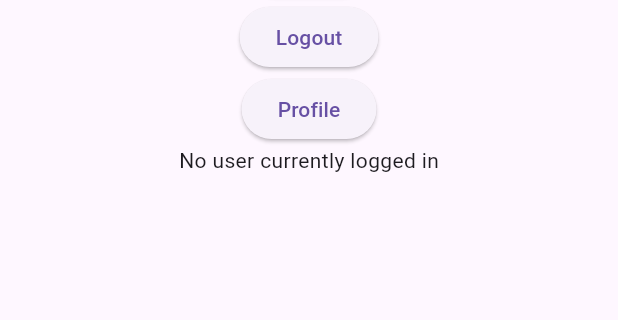
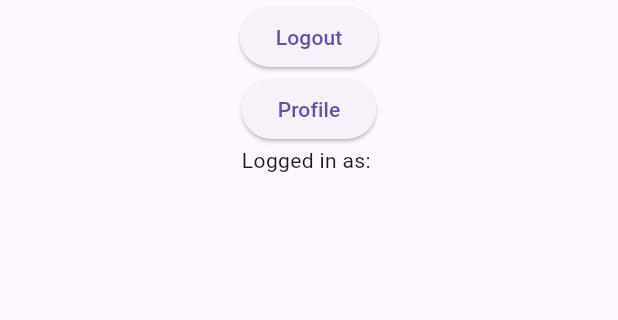
Before and after one commit to withcenterdev12/FlutterxFirebaseLogin, a Flutter app: the LoginPage screen opened by its route, on a phone screen of 412 x 824 dp, the part 359-679 px from its top. Run offline on Flutter 3.47's test engine with Material 3 defaults, Android fonts, the phone set to English and light mode, and no system bars; our stand-ins replace firebase_auth, firebase_core, firebase_database, go_router; missing offline and left inert: easy_design_system; accounts and stored records are empty.

```diff
--- a/lib/screens/loginpage.dart
+++ b/lib/screens/loginpage.dart
@@ -10,9 +10,7 @@ class LoginPage extends StatelessWidget {
   @override
   Widget build(BuildContext context) {
     return Scaffold(
-      appBar:AppBar(
-        title: Text('This is the Login Page')
-      ),
+      appBar: AppBar(title: Text('This is the Login Page')),
       body: LoginDetails(),
     );
   }
@@ -20,8 +18,6 @@ class LoginPage extends StatelessWidget {
 
 class LoginDetails extends StatefulWidget {
   const LoginDetails({super.key});
-
-
 
   @override
   State<LoginDetails> createState() => _LoginDetailsState();
@@ -33,77 +29,66 @@ class _LoginDetailsState extends State<LoginDetails> {
 
   String? _loggedInEmail;
 
-  @override
-  void initState() {
-    debugPrint("Initialize User $_loggedInEmail");
-
-    super.initState();
-  }
-
-  @override
-  void dispose() {
-    debugPrint("Dispose User $_loggedInEmail");
-    super.dispose();
-  }
-
-  Future<void> loginUser() async{
-    try{
+  Future<void> loginUser() async {
+    try {
       final auth = FirebaseAuth.instance;
       final userCredential = await auth.signInWithEmailAndPassword(
         email: _emailController.text.trim(),
         password: _passwordController.text,
       );
 
-        setState((){
+      setState(() {
         _loggedInEmail = userCredential.user!.email;
       });
 
       ScaffoldMessenger.of(context).showSnackBar(
         SnackBar(content: Text("Logged in as ${userCredential.user!.email}")),
-
       );
     } catch (e) {
-      ScaffoldMessenger.of(context).showSnackBar(
-        SnackBar(content: Text("Login failed: ${e.toString()}")),
-      );
+      ScaffoldMessenger.of(
+        context,
+      ).showSnackBar(SnackBar(content: Text("Login failed: ${e.toString()}")));
     }
   }
 
-  Future<void> logoutUser() async{
+  Future<void> logoutUser() async {
     final user = FirebaseAuth.instance.currentUser;
-    if (user != null){
+    if (user != null) {
       await FirebaseAuth.instance.signOut();
-    ScaffoldMessenger.of(context).showSnackBar(SnackBar(content: Text("Logged Out ${user.email}")));
-    } else{
-      ScaffoldMessenger.of(context).showSnackBar(
-        SnackBar(content: Text('No User Logged in'))
-      );
-    }
-
-  }
-
-  void _checkCurrentUser(){
-    final user = FirebaseAuth.instance.currentUser;
-    if (user != null){
-      setState((){
-      _loggedInEmail = user.email;
-      });
+      ScaffoldMessenger.of(
+        context,
+      ).showSnackBar(SnackBar(content: Text("Logged Out ${user.email}")));
+    } else {
+      ScaffoldMessenger.of(
+        context,
+      ).showSnackBar(SnackBar(content: Text('No User Logged in')));
     }
   }
 
   @override
   Widget build(BuildContext context) {
-    return Center(child: Column(children: [
+    final user = FirebaseAuth.instance.currentUser;
+    return Center(
+      child: Column(
+        children: [
           Text('Login'),
-      TextField( controller: _emailController, keyboardType: TextInputType.emailAddress,),
+          TextField(
+            controller: _emailController,
+            keyboardType: TextInputType.emailAddress,
+          ),
           Text('Password'),
           TextField(controller: _passwordController, obscureText: true),
           ElevatedButton(onPressed: loginUser, child: Text('Login')),
           ElevatedButton(onPressed: logoutUser, child: Text('Logout')),
-      ElevatedButton(onPressed: () {context.push(ProfilePage.routeName);}, child: Text('Profile'),),
-      Text(
-      _loggedInEmail != null ? 'Logged in as $_loggedInEmail' : 'No user currently logged in'
-      )
-    ],));
+          ElevatedButton(
+            onPressed: () {
+              context.push(ProfilePage.routeName);
+            },
+            child: Text('Profile'),
+          ),
+          Text('Logged in as: ${user?.email}'),
+        ],
+      ),
+    );
   }
 }
--- a/lib/screens/profile.dart
+++ b/lib/screens/profile.dart
@@ -9,6 +9,6 @@ class ProfilePage extends StatelessWidget {
   @override
   Widget build(BuildContext context) {
     final name = FirebaseAuth.instance.currentUser;
-    return Scaffold(appBar: AppBar(title: Text('Profile Page $name.email'),),);
+    return Scaffold(appBar: AppBar(title: Text('Profile Page ${name!.email}')));
   }
 }
```
Also changed, not shown: lib/controllers/userlistener.dart (added, +16 -0 lines), lib/screens/homepage.dart (+25 -0 lines), lib/screens/user.listener.dart (+20 -20 lines). Lines whose indentation alone changed are shown as unchanged.
